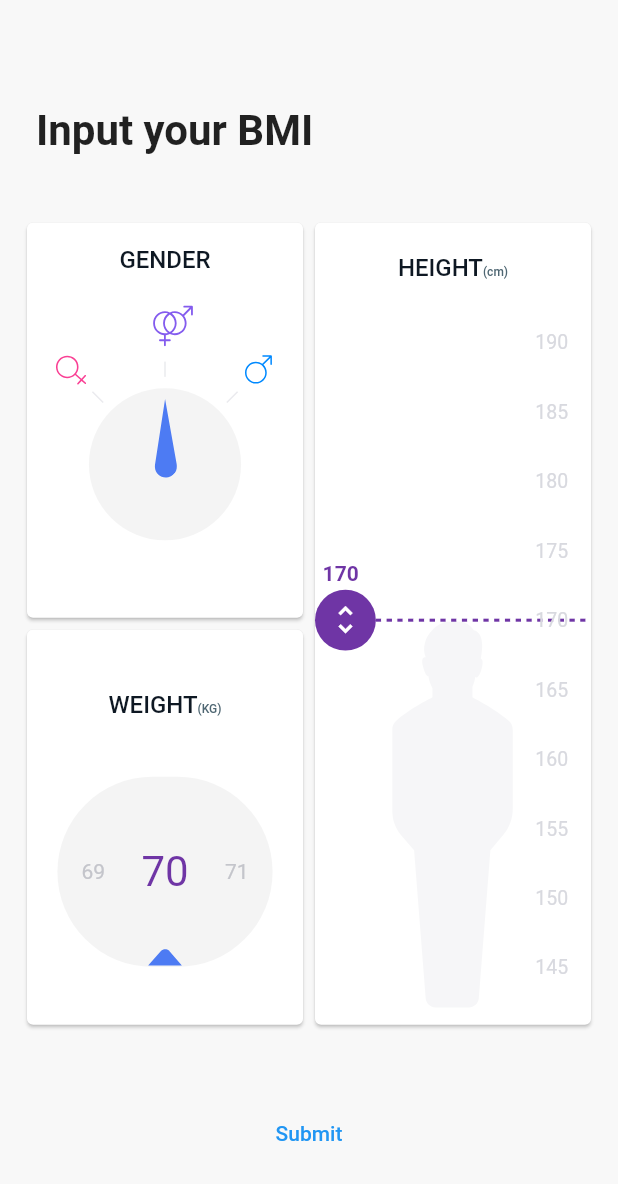
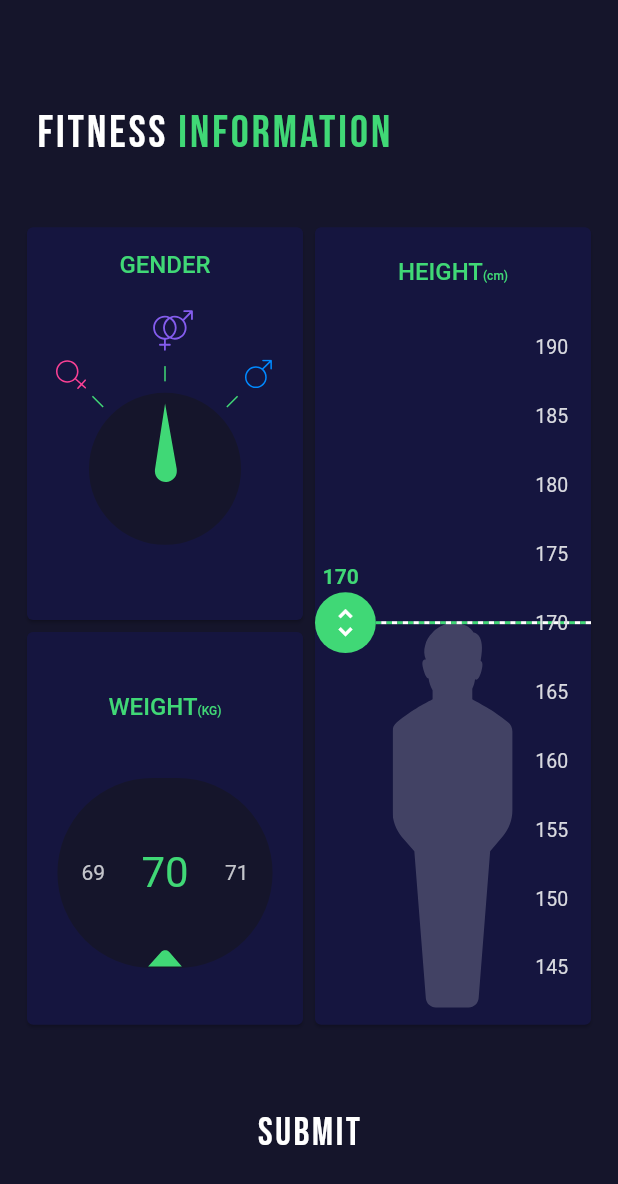
Before and after one commit to ngoduongkha/WokeOut, a Flutter app: the InputPage screen opened directly, on a phone screen of 412 x 824 dp. Shown: the top 1184 px of the screen. Run offline on Flutter 3.47's test engine with Material 2 defaults, Android fonts, the phone set to English and light mode, and no system bars; our stand-ins replace cloud_firestore, firebase_auth, firebase_core, flutter_svg, google_fonts, google_sign_in and 2 more; missing offline and left inert: flutter_facebook_login, flutter_picker; accounts and stored records are empty.

Commit message:
Change color, nothing added

```diff
--- a/lib/constants.dart
+++ b/lib/constants.dart
@@ -1,9 +1,9 @@
 import 'package:flutter/material.dart';
 
-const kPrimaryColor = Color(0xFF6F35A5);
+const kPrimaryColor = Color(0xFF40D876);
 const kPrimaryLightColor = Color(0xFFF1E6FF);
 
-const kBackgroundColor = Color(0xFFF8F8F8);
+const kBackgroundColor = Color(0xFF15152B);
 const kActiveIconColor = Color(0xFFE68342);
 const kTextColor = Color(0xFF222B45);
 const kBlueLightColor = Color(0xFFC7B8F5);
--- a/lib/screens/bmi_page/card_title.dart
+++ b/lib/screens/bmi_page/card_title.dart
@@ -3,13 +3,13 @@ import 'package:flutter/material.dart';
 const TextStyle _titleStyle = TextStyle(
   fontSize: 16.0,
   fontWeight: FontWeight.w500,
-  color: Color.fromRGBO(14, 24, 35, 1.0),
+  color: Color(0xFF40D876),
 );
 
 const TextStyle _subtitleStyle = TextStyle(
   fontSize: 8.0,
   fontWeight: FontWeight.w500,
-  color: Color.fromRGBO(78, 102, 114, 1.0),
+  color: Color(0xFF40D876),
 );
 
 class CardTitle extends StatelessWidget {
--- a/lib/screens/bmi_page/gender/gender_card.dart
+++ b/lib/screens/bmi_page/gender/gender_card.dart
@@ -56,6 +56,7 @@ class _GenderCardState extends State<GenderCard>
   @override
   Widget build(BuildContext context) {
     return Card(
+      color: Color(0xFF15153F),
       child: Padding(
         padding: EdgeInsets.only(top: screenAwareSize(12.0, context)),
         child: Column(
@@ -203,6 +204,7 @@ class GenderArrow extends AnimatedWidget {
           angle: -_defaultGenderAngle,
           child: SvgPicture.asset(
             "assets/images/gender_arrow.svg",
+            color: Color(0xFF40D876),
             height: _arrowLength(context),
             width: _arrowLength(context),
           ),
@@ -241,7 +243,7 @@ class GenderCircle extends StatelessWidget {
       height: _circleSize(context),
       decoration: BoxDecoration(
         shape: BoxShape.circle,
-        color: Color.fromRGBO(244, 244, 244, 1.0),
+        color: Color(0xFF15152B),
       ),
     );
   }
@@ -258,7 +260,7 @@ class GenderLine extends StatelessWidget {
       child: Container(
         height: screenAwareSize(8.0, context),
         width: 1.0,
-        color: Color.fromRGBO(216, 217, 223, 0.54),
+        color: Color(0xFF40D876),
       ),
     );
   }
--- a/lib/screens/bmi_page/height/height_card.dart
+++ b/lib/screens/bmi_page/height/height_card.dart
@@ -27,6 +27,7 @@ class HeightCardState extends State<HeightCard> {
   @override
   Widget build(BuildContext context) {
     return Card(
+      color: Color(0xFF15153F),
       child: Padding(
         padding: EdgeInsets.only(top: screenAwareSize(16.0, context)),
         child: Column(
--- a/lib/screens/bmi_page/input_page.dart
+++ b/lib/screens/bmi_page/input_page.dart
@@ -1,3 +1,4 @@
+import 'package:google_fonts/google_fonts.dart';
 import 'package:woke_out/enum.dart';
 import 'package:woke_out/screens/bmi_page/gender/gender_card.dart';
 import 'package:woke_out/screens/bmi_page/height/height_card.dart';
@@ -33,15 +34,31 @@ class InputPage extends StatelessWidget {
 
   Widget _buildTitle(BuildContext context) {
     return Padding(
-      padding: EdgeInsets.only(
-        left: 24.0,
-        top: screenAwareSize(56.0, context),
-      ),
-      child: Text(
-        "Input your BMI",
-        style: new TextStyle(fontSize: 28.0, fontWeight: FontWeight.bold),
-      ),
-    );
+        padding: EdgeInsets.only(
+          left: 24.0,
+          top: screenAwareSize(56.0, context),
+        ),
+        child: Row(
+          mainAxisAlignment: MainAxisAlignment.start,
+          children: [
+            Text(
+              'Fitness ',
+              style: GoogleFonts.bebasNeue(
+                fontSize: 30,
+                color: Colors.white,
+                letterSpacing: 2,
+              ),
+            ),
+            Text(
+              'information',
+              style: GoogleFonts.bebasNeue(
+                fontSize: 30,
+                color: Color(0xFF40D876),
+                letterSpacing: 2,
+              ),
+            )
+          ],
+        ));
   }
 
   Widget _buildCards(BuildContext context) {
@@ -73,7 +90,14 @@ class InputPage extends StatelessWidget {
       height: screenAwareSize(108.0, context),
       width: double.infinity,
       child: TextButton(
-        child: Text("Submit"),
+        child: Text(
+          "Submit",
+          style: GoogleFonts.bebasNeue(
+            color: Colors.white,
+            fontSize: 26,
+            letterSpacing: 1.8,
+          ),
+        ),
         onPressed: () => _submitForm(context),
       ),
     );
--- a/lib/screens/bmi_page/weight/weight_card.dart
+++ b/lib/screens/bmi_page/weight/weight_card.dart
@@ -29,6 +29,7 @@ class _WeightCardState extends State<WeightCard> {
   @override
   Widget build(BuildContext context) {
     return Card(
+      color: Color(0xFF15153F),
       child: Padding(
         padding: EdgeInsets.only(top: screenAwareSize(32.0, context)),
         child: Column(
@@ -85,7 +86,7 @@ class WeightBackground extends StatelessWidget {
         Container(
           height: screenAwareSize(100.0, context),
           decoration: BoxDecoration(
-            color: Color.fromRGBO(244, 244, 244, 1.0),
+            color: Color(0xFF15152B),
             borderRadius:
                 new BorderRadius.circular(screenAwareSize(50.0, context)),
           ),
@@ -93,6 +94,7 @@ class WeightBackground extends StatelessWidget {
         ),
         SvgPicture.asset(
           "assets/images/weight_arrow.svg",
+          color: Color(0xFF40D876),
           height: screenAwareSize(10.0, context),
           width: screenAwareSize(18.0, context),
         ),
```
